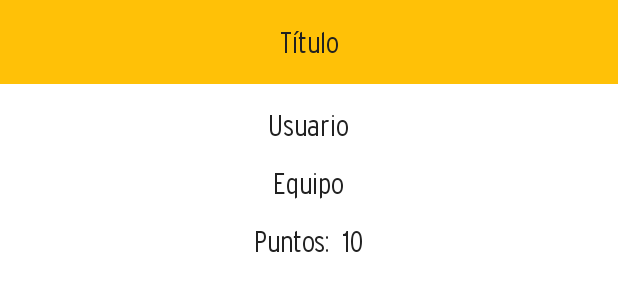
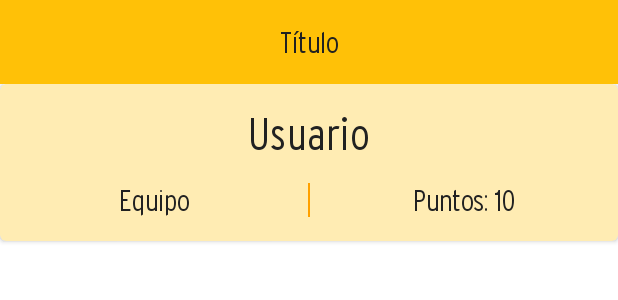
Before and after one commit to avrilhb/QuinielaAndroid, an Android app: the layout fragment_quiniela.xml on its own in the app's theme, with its tools: preview values and no code run, on a phone screen of 412 x 824 dp. Shown: the top 300 px of the screen. Run offline under Robolectric (Android 15) with nearby library versions, the phone set to English and light mode, and no system bars.

```diff
--- a/app/build.gradle
+++ b/app/build.gradle
@@ -37,6 +37,9 @@ dependencies {
     compile 'com.google.firebase:firebase-crash:12.0.1'
     compile 'com.google.firebase:firebase-database:12.0.1'
     compile 'com.roughike:bottom-bar:2.3.1'
+    implementation 'com.android.support:recyclerview-v7:27.1.1'
+    implementation 'com.android.support:cardview-v7:27.1.1'
+
 }
 
 apply plugin: 'com.google.gms.google-services'
--- a/app/src/main/java/com/avrilhb/quinielaandroid/login/view/LoginView.java
+++ b/app/src/main/java/com/avrilhb/quinielaandroid/login/view/LoginView.java
@@ -16,4 +16,5 @@ public interface LoginView {
     void enableInput();
     void disableInput();
     void goMenu();
+    void signUp(String email, String password);
 }
--- a/app/src/main/java/com/avrilhb/quinielaandroid/view/ContainerActivity.java
+++ b/app/src/main/java/com/avrilhb/quinielaandroid/view/ContainerActivity.java
@@ -37,8 +37,6 @@ public class ContainerActivity extends AppCompatActivity {
     @Override
     protected void onCreate(@Nullable Bundle savedInstanceState) {
         super.onCreate(savedInstanceState);
-
-
 
         FirebaseCrash.log("Iniciando " + TAG);
 
--- a/app/src/main/res/layout/fragment_quiniela.xml
+++ b/app/src/main/res/layout/fragment_quiniela.xml
@@ -1,18 +1,30 @@
-<LinearLayout
-    xmlns:android="http://schemas.android.com/apk/res/android"
+<LinearLayout xmlns:android="http://schemas.android.com/apk/res/android"
     xmlns:app="http://schemas.android.com/apk/res-auto"
+    xmlns:card_view="http://schemas.android.com/apk/res-auto"
     xmlns:tools="http://schemas.android.com/tools"
     android:layout_width="match_parent"
     android:layout_height="match_parent"
-    tools:context="com.avrilhb.quinielaandroid.QuinielaFragment"
-    android:orientation="vertical">
+    android:orientation="vertical"
+    tools:context="com.avrilhb.quinielaandroid.QuinielaFragment">
 
-    <include layout="@layout/toolbar"/>
+    <include layout="@layout/toolbar" />
 
     <LinearLayout
         android:layout_width="match_parent"
         android:layout_height="match_parent"
         android:background="@color/white"
+        android:orientation="vertical">
+
+        <android.support.v7.widget.CardView
+            android:id="@+id/userCardView"
+            android:layout_width="match_parent"
+            android:layout_height="wrap_content"
+            android:backgroundTint="@color/colorPrimaryLight"
+            card_view:cardCornerRadius="4dp">
+
+            <LinearLayout
+                android:layout_width="match_parent"
+                android:layout_height="wrap_content"
                 android:orientation="vertical">
 
                 <TextView
@@ -24,51 +36,55 @@
                     android:paddingTop="@dimen/login_padding"
                     android:text="@string/userName"
                     android:textColor="@color/primaryText"
-            android:textSize="@dimen/login_text_size" />
+                    android:textSize="@dimen/txt_user_name"  />
+
+                <LinearLayout
+                    android:layout_width="match_parent"
+                    android:layout_height="wrap_content"
+                    android:orientation="horizontal">
 
                     <TextView
                         android:id="@+id/txtTeam"
-            android:layout_width="wrap_content"
+                        android:layout_width="0dp"
                         android:layout_height="wrap_content"
                         android:layout_gravity="center_horizontal"
+                        android:layout_weight="1"
                         android:fontFamily="@font/interstate_lightcondensed"
+                        android:gravity="center"
                         android:paddingBottom="@dimen/login_padding"
                         android:paddingTop="@dimen/login_padding"
                         android:text="@string/team"
                         android:textColor="@color/primaryText"
                         android:textSize="@dimen/login_text_size" />
 
-
-        <LinearLayout
-            android:layout_width="match_parent"
-            android:layout_height="wrap_content"
+                    <View
+                        android:layout_width="1dp"
+                        android:layout_height="match_parent"
+                        android:background="@color/colorPrimaryDark"
                         android:gravity="center"
-            android:orientation="horizontal">
+                        android:layout_marginTop="@dimen/login_padding"
+                        android:layout_marginBottom="@dimen/login_padding"/>
 
                     <TextView
-                android:id="@+id/txtBalance"
-                android:layout_width="wrap_content"
+                        android:id="@+id/txtPoints"
+                        android:layout_width="0dp"
                         android:layout_height="wrap_content"
                         android:layout_gravity="center_horizontal"
+                        android:layout_weight="1"
                         android:fontFamily="@font/interstate_lightcondensed"
-                android:text="@string/points"
-                android:textColor="@color/primaryText"
-                android:textSize="@dimen/login_text_size" />
-
-            <TextView
-                android:id="@+id/txtDecimals"
-                android:layout_width="wrap_content"
-                android:layout_height="wrap_content"
-                android:layout_gravity="center_horizontal"
-                android:fontFamily="@font/interstate_lightcondensed"
-                android:paddingLeft="@dimen/txtPaddingLeft"
+                        android:gravity="center"
+                        android:paddingBottom="@dimen/login_padding"
+                        android:paddingTop="@dimen/login_padding"
                         android:textColor="@color/primaryText"
                         android:textSize="@dimen/login_text_size"
-                tools:text="10" />
-        </LinearLayout>
-
+                        tools:text="Puntos: 10" />
 
                 </LinearLayout>
 
+            </LinearLayout>
+
+        </android.support.v7.widget.CardView>
 
     </LinearLayout>
+
+</LinearLayout>
--- a/app/src/main/res/values/dimens.xml
+++ b/app/src/main/res/values/dimens.xml
@@ -6,4 +6,5 @@
     <dimen name="padding">8dp</dimen>
     <dimen name="bottombar_height">70dp</dimen>
     <dimen name="txtPaddingLeft">8dp</dimen>
+    <dimen name="txt_user_name">30dp</dimen>
 </resources>
```
Also changed, not shown: app/src/main/java/com/avrilhb/quinielaandroid/MarcadoresFragment.java (added, +8 -0 lines), app/src/main/java/com/avrilhb/quinielaandroid/QuinielaFragment.java (+70 -5 lines), app/src/main/java/com/avrilhb/quinielaandroid/login/view/CreateAccountActivity.java (+15 -2 lines), app/src/main/java/com/avrilhb/quinielaandroid/login/view/LoginActivity.java (+46 -0 lines), app/src/main/java/com/avrilhb/quinielaandroid/model/User.java (added, +63 -0 lines). Lines whose indentation alone changed are shown as unchanged.
